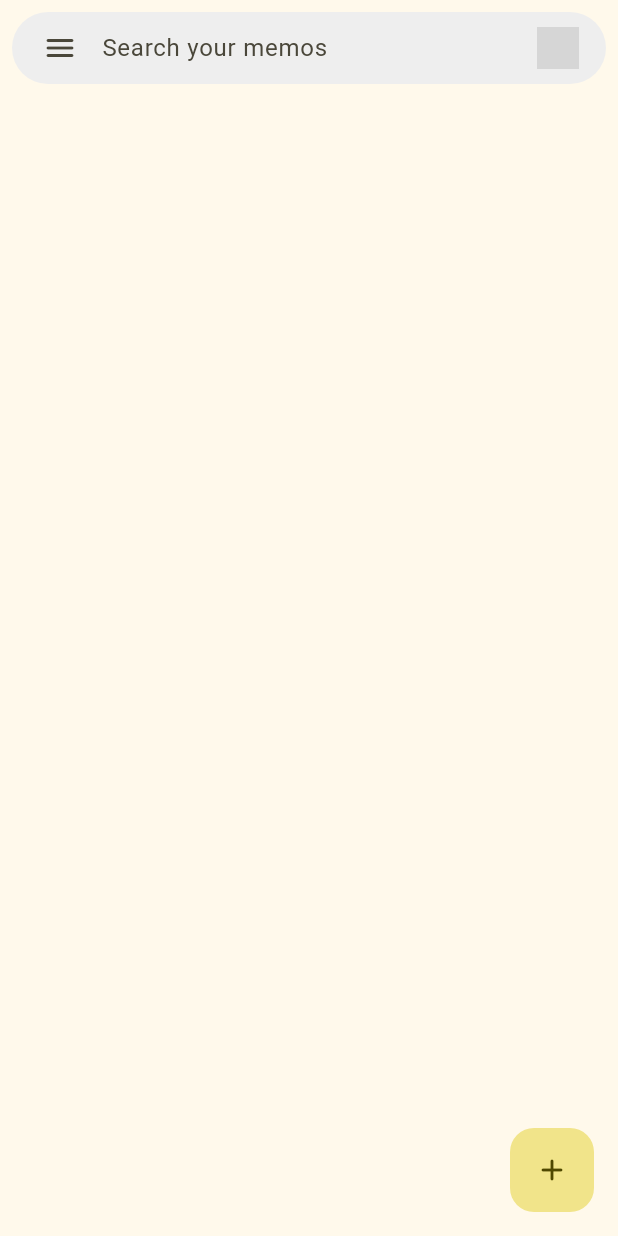
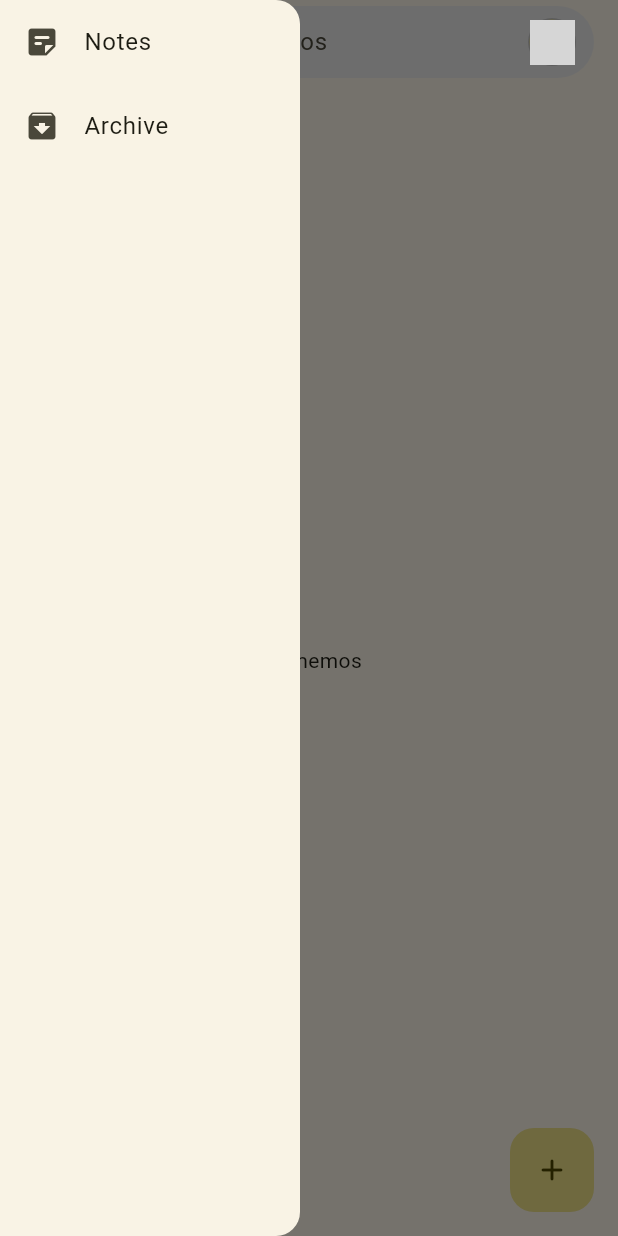
Before and after one commit to geoje/WomoMemo, a Flutter app: the screen it shows after launch, after a tap on the "menu" icon, on a phone screen of 412 x 824 dp. Run offline on Flutter 3.47's test engine with Material 2 defaults, Android fonts, the phone set to English and light mode, and no system bars; network calls fail; grey boxes are pictures that could not be loaded.

Commit message:
Change icon and make appbar

```diff
--- a/lib/main.dart
+++ b/lib/main.dart
@@ -32,6 +32,7 @@ class MyHomePage extends StatefulWidget {
 
 class _MyHomePageState extends State<MyHomePage> {
   int _counter = 0;
+  final GlobalKey<ScaffoldState> _scaffoldKey = GlobalKey<ScaffoldState>();
 
   void _incrementCounter() {
     setState(() {
@@ -42,47 +43,49 @@ class _MyHomePageState extends State<MyHomePage> {
   @override
   Widget build(BuildContext context) {
     return Scaffold(
-      body: Column(
-        children: [
-          Padding(
-            padding: const EdgeInsets.all(8),
-            child: Container(
+      key: _scaffoldKey,
+      appBar: AppBar(
+        automaticallyImplyLeading: false,
+        title: Container(
           decoration: BoxDecoration(
               color: Colors.grey.shade200,
               borderRadius: BorderRadius.circular(64)),
-              padding: const EdgeInsets.symmetric(horizontal: 8),
+          padding: const EdgeInsets.symmetric(horizontal: 4),
           child: Row(children: [
             IconButton(
-                  onPressed: () {},
+              onPressed: () {
+                _scaffoldKey.currentState!.openDrawer();
+              },
               icon: const Icon(Icons.menu_rounded),
             ),
-                const SizedBox(width: 4),
             const Expanded(
                 flex: 1,
                 child: TextField(
                   decoration: InputDecoration(
-                          hintText: "Search your memos",
-                          border: InputBorder.none),
+                      hintText: "Search your memos", border: InputBorder.none),
                 )),
-                const SizedBox(width: 4),
             IconButton(
               onPressed: () {},
               padding: const EdgeInsets.all(4),
               icon: Container(
-                    width: 28,
-                    height: 28,
+                width: 32,
+                height: 32,
+                padding: const EdgeInsets.all(1),
                 clipBehavior: Clip.hardEdge,
-                    decoration:
-                        BoxDecoration(borderRadius: BorderRadius.circular(14)),
-                    child: Image.network(
+                decoration: BoxDecoration(
+                  color: Colors.black.withAlpha(40),
+                  borderRadius: BorderRadius.circular(16),
+                ),
+                child: const CircleAvatar(
+                  backgroundImage: NetworkImage(
                       "https://lh3.googleusercontent.com/a/AAcHTtclbC8tqgAwbxh9LTCRTjVOFr0rw7xDjEisPO0Z-33uLdY=s288-c-no"),
+                ),
               ),
             )
           ]),
         ),
       ),
-        ],
-      ),
+      body: const Center(child: Text("No memos")),
       floatingActionButton: FloatingActionButton(
         onPressed: _incrementCounter,
         elevation: 0,
@@ -92,6 +95,19 @@ class _MyHomePageState extends State<MyHomePage> {
         disabledElevation: 0,
         child: const Icon(Icons.add_rounded),
       ),
+      drawer: Drawer(
+        width: 200,
+        child: ListView(children: const [
+          ListTile(
+            leading: Icon(Icons.sticky_note_2_rounded),
+            title: Text("Notes"),
+          ),
+          ListTile(
+            leading: Icon(Icons.archive_rounded),
+            title: Text("Archive"),
+          ),
+        ]),
+      ),
     );
   }
 }
```
Also changed, not shown: 33 other files. Lines whose indentation alone changed are shown as unchanged.
